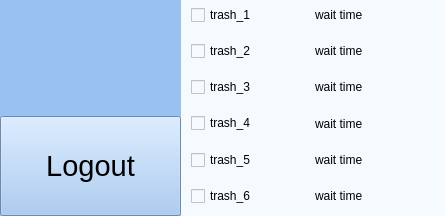
The window that RobotSystemHub/UserGui/user.ui (addinedu-ros-6th/ros-repo-5) describes before a commit, drawn with Qt 5.
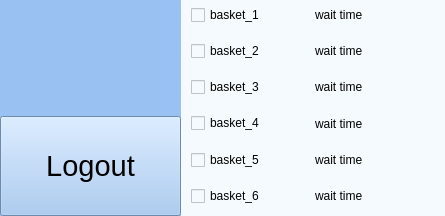
The same window after the commit. Icons and pictures are not drawn.

Commit message: intergrate checkbox server.py and user.py

What changed in the file:
```diff
--- a/RobotSystemHub/UserGui/user.ui
+++ b/RobotSystemHub/UserGui/user.ui
@@ -143,7 +143,7 @@
      </item>
     </layout>
    </widget>
-   <widget class="QWidget" name="">
+   <widget class="QWidget" name="layoutWidget">
     <property name="geometry">
      <rect>
       <x>191</x>
@@ -158,7 +158,7 @@
        <item>
         <widget class="QCheckBox" name="call_btn_1">
          <property name="text">
-          <string>trash_1</string>
+          <string>basket_1</string>
          </property>
         </widget>
        </item>
@@ -176,7 +176,7 @@
        <item>
         <widget class="QCheckBox" name="call_btn_2">
          <property name="text">
-          <string>trash_2</string>
+          <string>basket_2</string>
          </property>
         </widget>
        </item>
@@ -194,7 +194,7 @@
        <item>
         <widget class="QCheckBox" name="call_btn_3">
          <property name="text">
-          <string>trash_3</string>
+          <string>basket_3</string>
          </property>
         </widget>
        </item>
@@ -212,7 +212,7 @@
        <item>
         <widget class="QCheckBox" name="call_btn_4">
          <property name="text">
-          <string>trash_4</string>
+          <string>basket_4</string>
          </property>
         </widget>
        </item>
@@ -230,7 +230,7 @@
        <item>
         <widget class="QCheckBox" name="call_btn_5">
          <property name="text">
-          <string>trash_5</string>
+          <string>basket_5</string>
          </property>
         </widget>
        </item>
@@ -248,7 +248,7 @@
        <item>
         <widget class="QCheckBox" name="call_btn_6">
          <property name="text">
-          <string>trash_6</string>
+          <string>basket_6</string>
          </property>
         </widget>
        </item>
```
Left out of the diff: 14 changed lines with no effect on the pictures. The commit also changes 3 other files.
